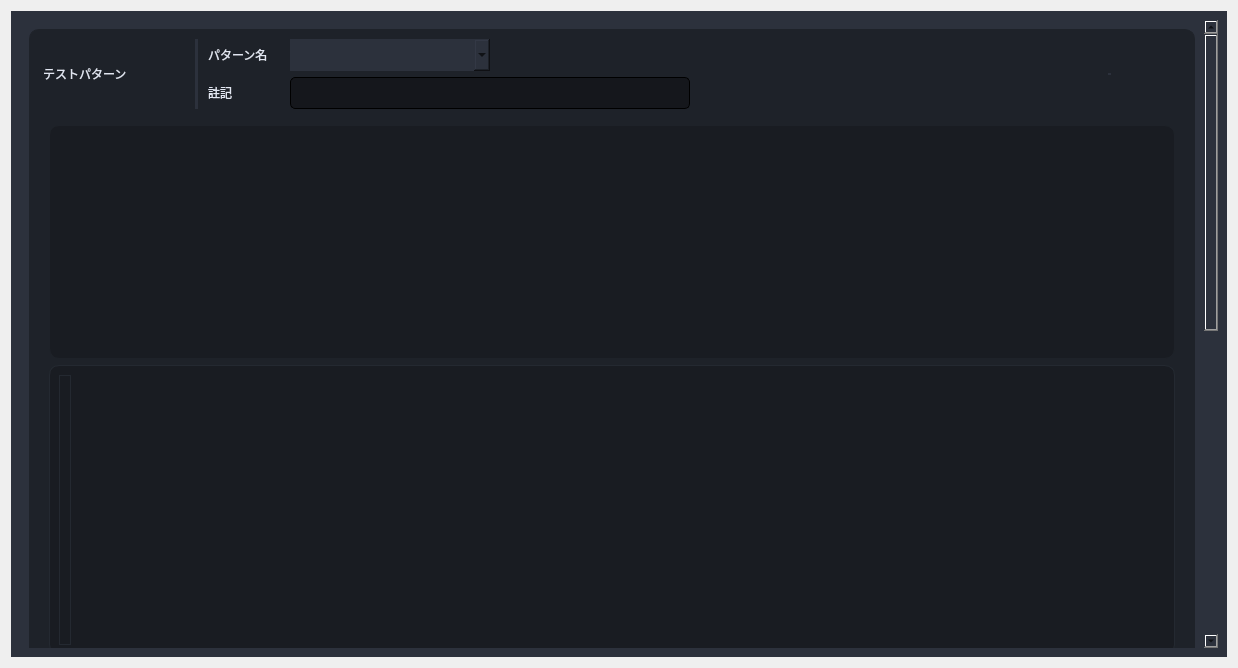
Before: the Qt Designer form Source code/gui_main/gui/uis/pages/main_pages.ui in coolandy345/MS4371, drawn with Qt 5.
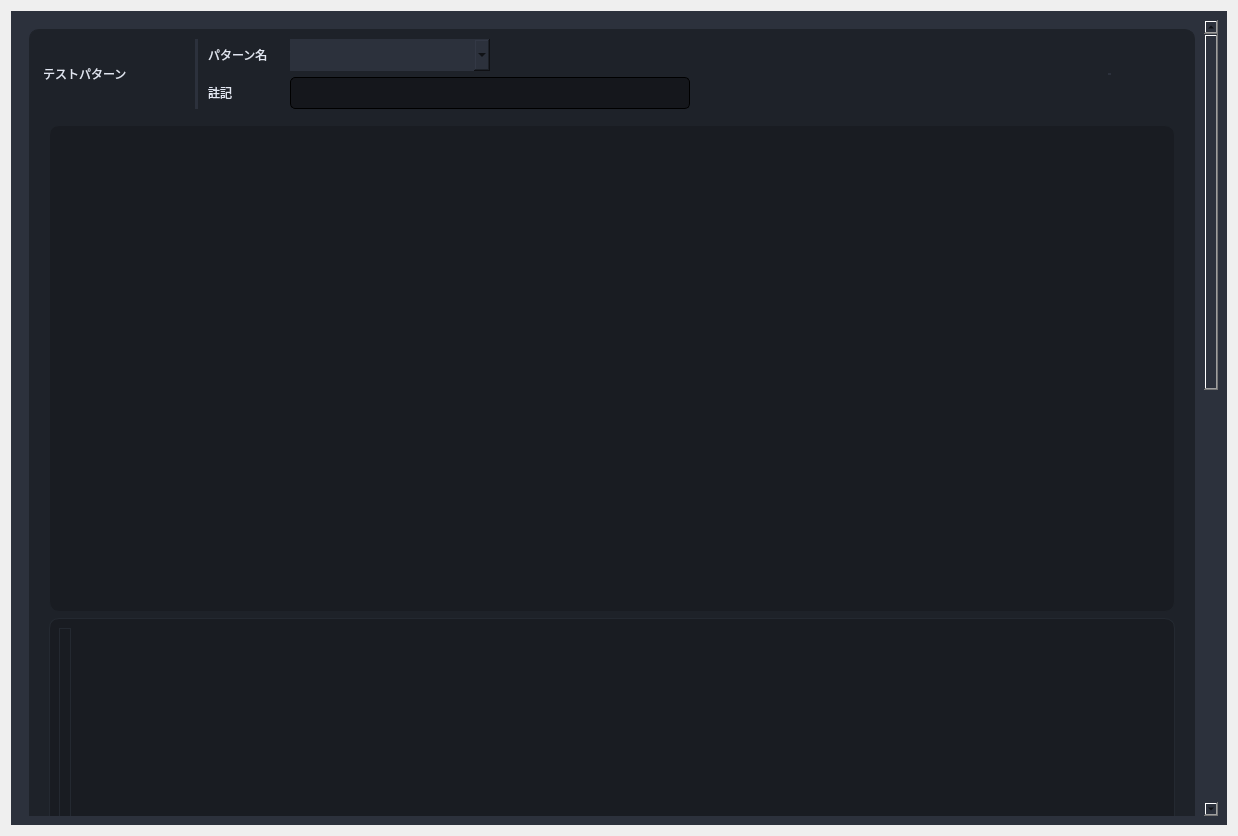
After: the same form once the commit is applied.

Patch:
```diff
--- a/Source code/gui_main/gui/uis/pages/main_pages.ui
+++ b/Source code/gui_main/gui/uis/pages/main_pages.ui
@@ -6,8 +6,8 @@
    <rect>
     <x>0</x>
     <y>0</y>
-    <width>1228</width>
-    <height>645</height>
+    <width>1234</width>
+    <height>836</height>
    </rect>
   </property>
   <property name="minimumSize">
@@ -3107,8 +3107,8 @@
            <rect>
             <x>0</x>
             <y>0</y>
-            <width>1166</width>
-            <height>1266</height>
+            <width>1181</width>
+            <height>1716</height>
            </rect>
           </property>
           <layout class="QVBoxLayout" name="verticalLayout_3">
@@ -3421,10 +3421,16 @@
               </item>
               <item row="2" column="0" colspan="5">
                <widget class="QScrollArea" name="scrollArea_3">
+                <property name="sizePolicy">
+                 <sizepolicy hsizetype="Expanding" vsizetype="Expanding">
+                  <horstretch>0</horstretch>
+                  <verstretch>0</verstretch>
+                 </sizepolicy>
+                </property>
                 <property name="minimumSize">
                  <size>
                   <width>0</width>
-                  <height>550</height>
+                  <height>1000</height>
                  </size>
                 </property>
                 <property name="styleSheet">
@@ -3438,13 +3444,25 @@
                   <rect>
                    <x>0</x>
                    <y>0</y>
-                   <width>1126</width>
-                   <height>548</height>
+                   <width>1141</width>
+                   <height>998</height>
                   </rect>
                  </property>
                  <layout class="QGridLayout" name="gridLayout_24">
                   <item row="0" column="0">
                    <widget class="QFrame" name="frame_35">
+                    <property name="sizePolicy">
+                     <sizepolicy hsizetype="Preferred" vsizetype="Preferred">
+                      <horstretch>0</horstretch>
+                      <verstretch>0</verstretch>
+                     </sizepolicy>
+                    </property>
+                    <property name="minimumSize">
+                     <size>
+                      <width>0</width>
+                      <height>0</height>
+                     </size>
+                    </property>
                     <property name="styleSheet">
                      <string notr="true">QFrame{
 	background-color: rgb(25, 28, 34);
@@ -3465,6 +3483,12 @@
                   </item>
                   <item row="1" column="0">
                    <widget class="QFrame" name="frame_36">
+                    <property name="sizePolicy">
+                     <sizepolicy hsizetype="Preferred" vsizetype="Preferred">
+                      <horstretch>0</horstretch>
+                      <verstretch>0</verstretch>
+                     </sizepolicy>
+                    </property>
                     <property name="styleSheet">
                      <string notr="true">QFrame{
 	background-color: rgb(25, 28, 34);
@@ -3487,7 +3511,7 @@
                        <property name="minimumSize">
                         <size>
                          <width>0</width>
-                         <height>270</height>
+                         <height>300</height>
                         </size>
                        </property>
                        <property name="maximumSize">
```
Left out of the diff: 2 changed lines with no effect on the pictures.
